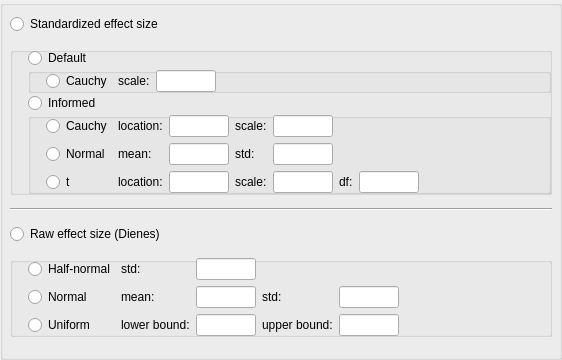
Old version of the form JASP-Desktop/widgets/subjectivepriorswidget.ui in the repository jasp-stats/jasp-desktop.
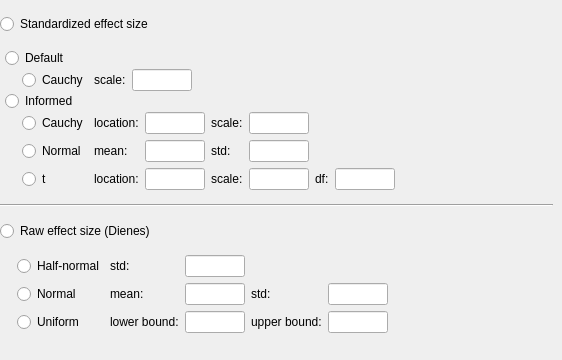
New version of the form. Custom widgets are drawn as their Qt base class.

What changed in the file:
```diff
--- a/JASP-Desktop/widgets/subjectivepriorswidget.ui
+++ b/JASP-Desktop/widgets/subjectivepriorswidget.ui
@@ -39,11 +39,15 @@
     <widget class="BoundGroupBox" name="effectSize">
      <property name="styleSheet">
       <string notr="true">QGroupBox{
+	border:0;
 	padding-top: 0;
 	margin-top: 0;
 }</string>
      </property>
      <layout class="QGridLayout" name="gridLayout_14">
+      <property name="leftMargin">
+       <number>0</number>
+      </property>
       <property name="topMargin">
        <number>0</number>
       </property>
@@ -321,7 +325,7 @@
         </property>
         <layout class="QGridLayout" name="gridLayout_15">
          <property name="leftMargin">
-          <number>17</number>
+          <number>5</number>
          </property>
          <property name="topMargin">
           <number>0</number>
@@ -346,6 +350,9 @@
            <property name="title">
             <string/>
            </property>
+           <property name="alignment">
+            <set>Qt::AlignLeading|Qt::AlignLeft|Qt::AlignTop</set>
+           </property>
            <property name="flat">
             <bool>false</bool>
            </property>
```
